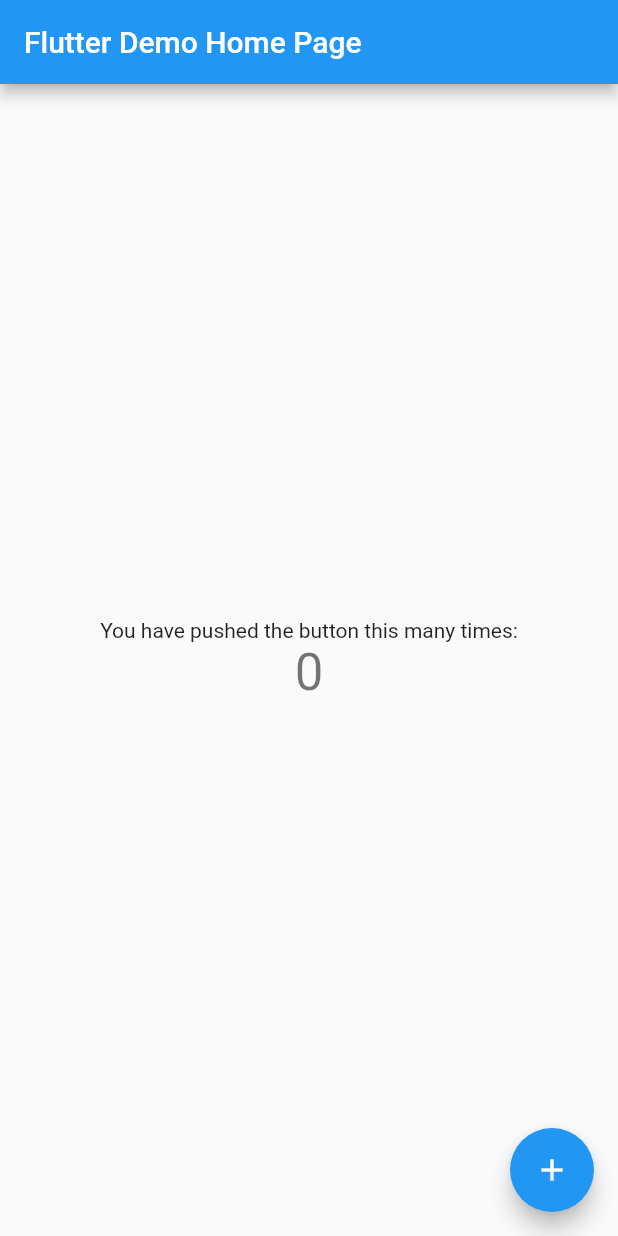
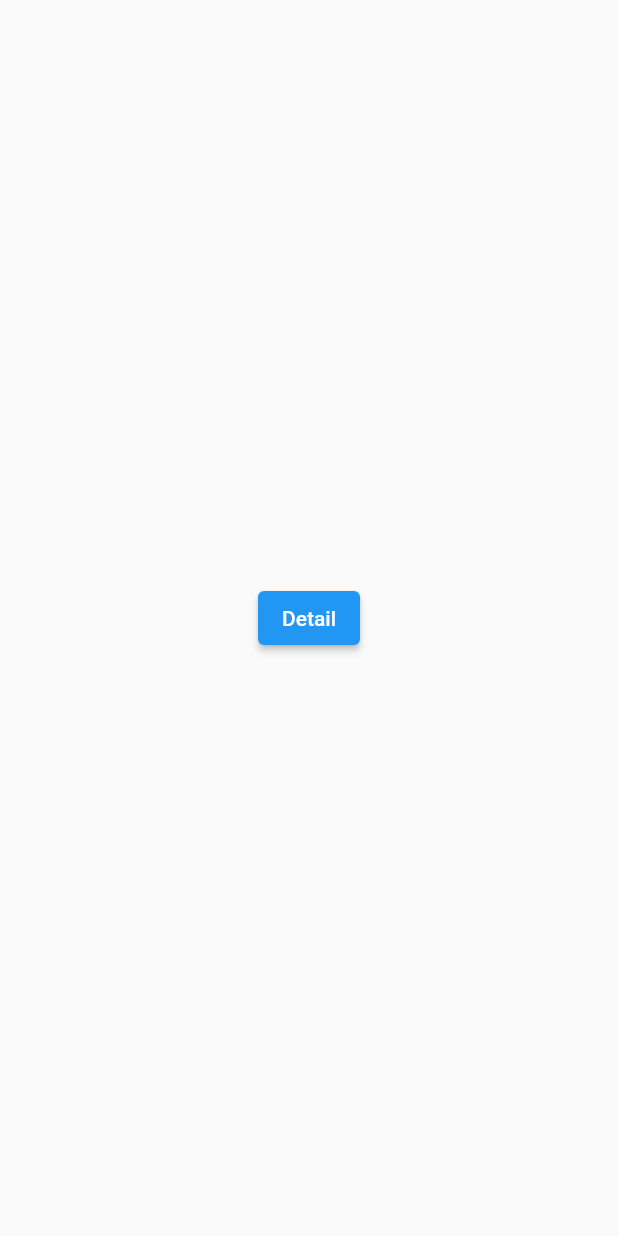
Before and after one commit to trm11tkr/pokemon-pictorial-book, a Flutter app: the screen it shows after launch, on a phone screen of 412 x 824 dp. Run offline on Flutter 3.47's test engine with Material 2 defaults, Android fonts, the phone set to English and light mode, and no system bars.

Commit message:
display a pikachu in the detail page

```diff
--- a/lib/main.dart
+++ b/lib/main.dart
@@ -1,66 +1,36 @@
 import 'package:flutter/material.dart';
+import 'package:pokemon_pictorial_book/poke_detail.dart';
 
 void main() {
-  runApp(const MyApp());
+  runApp(const App());
 }
 
-class MyApp extends StatelessWidget {
-  const MyApp({super.key});
+class App extends StatelessWidget {
+  const App({super.key});
 
   @override
   Widget build(BuildContext context) {
-    return MaterialApp(
-      title: 'Flutter Demo',
-      theme: ThemeData(
-        primarySwatch: Colors.blue,
-      ),
-      home: const MyHomePage(title: 'Flutter Demo Home Page'),
+    return const MaterialApp(
+      home: TopPage(),
     );
   }
 }
 
-class MyHomePage extends StatefulWidget {
-  const MyHomePage({super.key, required this.title});
-
-  final String title;
-
-  @override
-  State<MyHomePage> createState() => _MyHomePageState();
-}
-
-class _MyHomePageState extends State<MyHomePage> {
-  int _counter = 0;
-
-  void _incrementCounter() {
-    setState(() {
-      _counter++;
-    });
-  }
+class TopPage extends StatelessWidget {
+  const TopPage({super.key});
 
   @override
   Widget build(BuildContext context) {
     return Scaffold(
-      appBar: AppBar(
-        title: Text(widget.title),
-      ),
       body: Center(
-        child: Column(
-          mainAxisAlignment: MainAxisAlignment.center,
-          children: <Widget>[
-            const Text(
-              'You have pushed the button this many times:',
+        child: ElevatedButton(
+          onPressed: () => Navigator.of(context).push(
+            MaterialPageRoute(
+              builder: (BuildContext context) => const PokeDetail(),
             ),
-            Text(
-              '$_counter',
-              style: Theme.of(context).textTheme.headline4,
-            ),
-          ],
+          ),
+          child: const Text('Detail'),
         ),
-      ),
-      floatingActionButton: FloatingActionButton(
-        onPressed: _incrementCounter,
-        tooltip: 'Increment',
-        child: const Icon(Icons.add),
       ),
     );
   }
```
Also changed, not shown: lib/poke_detail.dart (added, +31 -0 lines), 1 other file.
